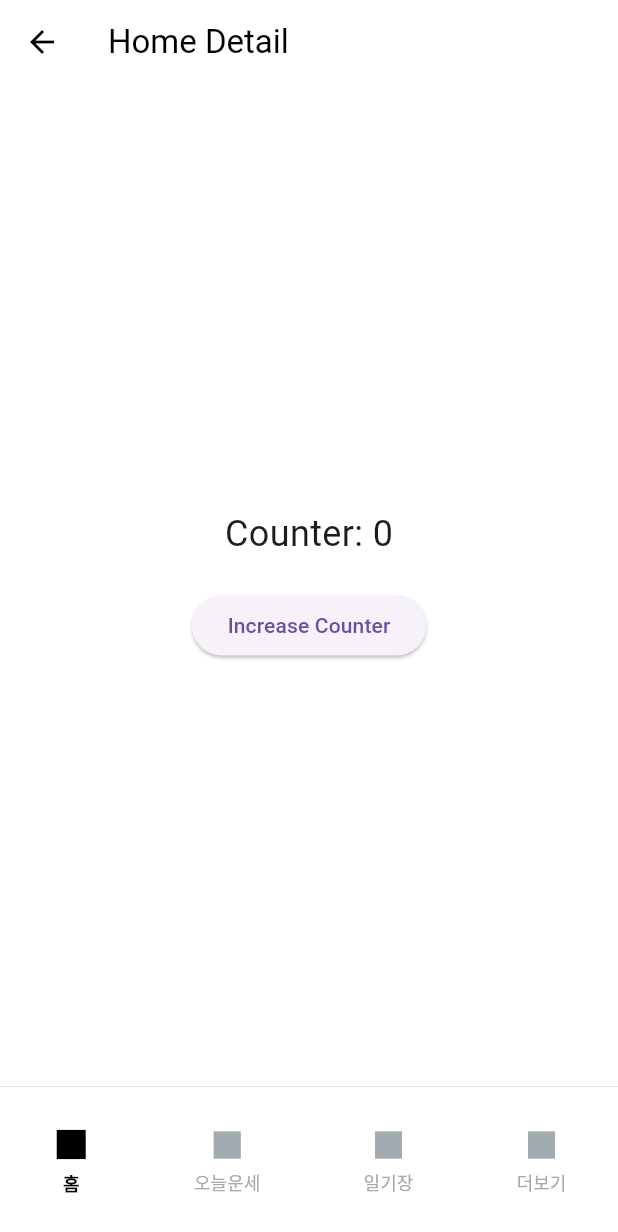
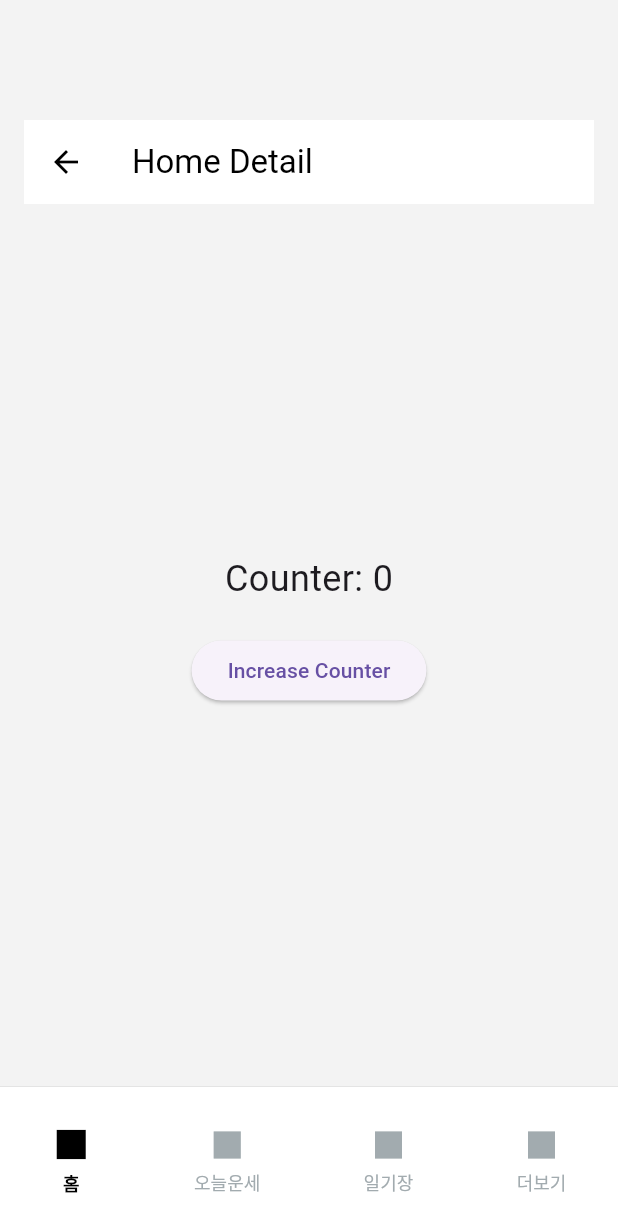
Before and after one commit to KhuongKayyyyy/nexacode_nora, a Flutter app: the BaseScreen screen opened directly, after a tap on "Go to Detail", on a phone screen of 412 x 824 dp. Shown: the top 1232 px of the screen. Run offline on Flutter 3.47's test engine with Material 3 defaults, Android fonts, the phone set to English and light mode, and no system bars; our stand-ins replace cached_network_image, carousel_slider, dots_indicator, fluttertoast, get, lottie.

```diff
--- a/lib/constants/AppTheme.dart
+++ b/lib/constants/AppTheme.dart
@@ -1,9 +1,10 @@
 import 'package:flutter/material.dart';
+import 'package:nora/constants/ColorConstants.dart';
 
 class AppTheme {
   static ThemeData get theme {
     return ThemeData(
-      scaffoldBackgroundColor: Colors.white,
+      scaffoldBackgroundColor: ColorConstants.greyColor,
       appBarTheme: const AppBarTheme(
         backgroundColor: Colors.white,
         foregroundColor: Colors.black,
--- a/lib/main.dart
+++ b/lib/main.dart
@@ -3,7 +3,7 @@ import 'package:get/get.dart';
 import 'package:nora/application/controllers/base_controller.dart';
 import 'package:nora/application/controllers/landing_page_controller.dart';
 import 'package:nora/constants/AppTheme.dart';
-import 'package:nora/screens/landing_pages/landing_page.dart';
+import 'package:nora/screens/base/base_screen.dart';
 
 void main() {
   Get.put<BaseController>(BaseController());
@@ -20,7 +20,7 @@ class MyApp extends StatelessWidget {
       debugShowCheckedModeBanner: false,
       title: 'Nora',
       theme: AppTheme.theme,
-      home: const LandingPage(),
+      home: const BaseScreen(),
     );
   }
 }
--- a/lib/navs/more_nav.dart
+++ b/lib/navs/more_nav.dart
@@ -1,15 +1,26 @@
 import 'package:flutter/material.dart';
+import 'package:get/get.dart';
+import 'package:get/get_core/src/get_main.dart';
+import 'package:nora/constants/NavIds.dart';
+import 'package:nora/constants/RouteName.dart';
+import 'package:nora/screens/more/more_landing_page.dart';
 
 class MoreNav extends StatelessWidget {
   const MoreNav({super.key});
 
   @override
   Widget build(BuildContext context) {
-    return Scaffold(
-      appBar: AppBar(title: Text('더보기')),
-      body: Center(
-        child: Text('더보기 페이지', style: TextStyle(fontSize: 24)),
-      ),
+    return Navigator(
+      key: Get.nestedKey(NavIds.more),
+      onGenerateRoute: (settings) {
+        if (settings.name == RouteName.more) {
+          return GetPageRoute(
+            settings: settings,
+            page: () => MoreLandingPage(),
+          );
+        }
+        return GetPageRoute(settings: settings, page: () => MoreLandingPage());
+      },
     );
   }
 }
--- a/lib/screens/base/base_screen.dart
+++ b/lib/screens/base/base_screen.dart
@@ -19,10 +19,13 @@ class _BaseScreenState extends State<BaseScreen> {
   @override
   Widget build(BuildContext context) {
     return Scaffold(
-      body: Obx(
-        () => IndexedStack(
-          index: BaseController.to.currentIndex,
-          children: [HomeNav(), TodayFortuneNav(), DiaryNav(), MoreNav()],
+      body: Padding(
+        padding: EdgeInsets.only(top: 80, left: 16, right: 16, bottom: 20),
+        child: Obx(
+          () => IndexedStack(
+            index: BaseController.to.currentIndex,
+            children: [HomeNav(), TodayFortuneNav(), DiaryNav(), MoreNav()],
+          ),
         ),
       ),
       bottomNavigationBar: AppBottomNavigation(
--- a/lib/screens/homepage/homepage.dart
+++ b/lib/screens/homepage/homepage.dart
@@ -15,13 +15,27 @@ class _HomepageState extends State<Homepage> {
   @override
   Widget build(BuildContext context) {
     return Scaffold(
-      appBar: AppBar(title: Text('Homepage')),
-      body: Center(
-        child: ElevatedButton(
-          onPressed: () {
-            Get.toNamed(RouteName.homeDetail, id: NavIds.home);
-          },
-          child: Text('Go to Detail'),
+      body: SafeArea(
+        child: SingleChildScrollView(
+          child: Padding(
+            padding: const EdgeInsets.all(16.0),
+            child: Column(
+              children: [
+                Container(
+                  width: double.infinity,
+                  padding: EdgeInsets.all(20),
+                  child: Center(
+                    child: ElevatedButton(
+                      onPressed: () {
+                        Get.toNamed(RouteName.homeDetail, id: NavIds.home);
+                      },
+                      child: Text('Go to Detail'),
+                    ),
+                  ),
+                ),
+              ],
+            ),
+          ),
         ),
       ),
     );
```
Also changed, not shown: lib/screens/more/more_landing_page.dart (added, +144 -0 lines).
